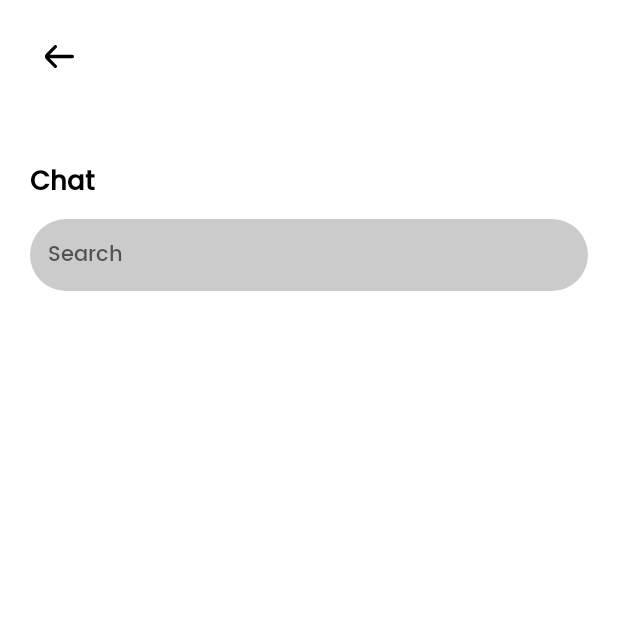
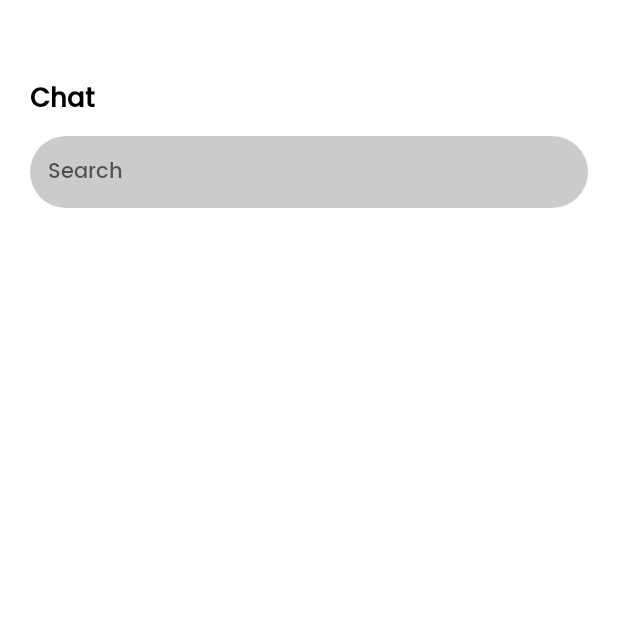
Before and after one commit to tahercoolguy/thetherapist, an Android app: the fragment Fragment_Chat placed in its activity, on a phone screen of 412 x 824 dp, the top half of it. Run offline under Robolectric (Android 15) with nearby library versions, the light colour scheme and no system bars; our stand-ins replace ButterKnife, RxJava; libraries missing offline, so code that uses them is left out: com.facebook, com.makeramen.roundedimageview, com.smarteist.autoimageslider, it.sephiroth.android; pictures from the network do not load; 19 statements that could not run were skipped.

Commit message:
chat fragment removed back button     (20-08-2023) commit by chirag

```diff
--- a/app/src/main/java/com/master/design/therapist/FirebaseNotification/MyFirebaseMessagingService.java
+++ b/app/src/main/java/com/master/design/therapist/FirebaseNotification/MyFirebaseMessagingService.java
@@ -11,7 +11,6 @@ import android.net.Uri;
 import android.os.Build;
 import android.util.Log;
 
-import androidx.annotation.NonNull;
 import androidx.core.app.NotificationCompat;
 import androidx.work.OneTimeWorkRequest;
 import androidx.work.WorkManager;
@@ -30,6 +29,7 @@ import org.json.JSONException;
 import org.json.JSONObject;
 
 import io.reactivex.Scheduler;
+import io.reactivex.annotations.NonNull;
 
 public class MyFirebaseMessagingService extends FirebaseMessagingService {
 
--- a/app/src/main/res/layout/chat_fragment_layout.xml
+++ b/app/src/main/res/layout/chat_fragment_layout.xml
@@ -6,6 +6,7 @@
     android:layout_height="match_parent"
     android:animateLayoutChanges="true"
     android:background="@color/white">
+
     <RelativeLayout
         android:layout_width="match_parent"
         android:layout_height="match_parent">
@@ -17,12 +18,14 @@
             android:layout_height="match_parent"
             android:orientation="vertical"
             android:padding="10dp">
+
             <ImageView
                 android:id="@+id/backImg"
                 android:layout_width="wrap_content"
                 android:layout_height="wrap_content"
                 android:padding="20dp"
-            android:src="@drawable/ic_back_arrow"></ImageView>
+                android:src="@drawable/ic_back_arrow"
+                android:visibility="gone"></ImageView>
 
             <RelativeLayout
                 android:layout_width="match_parent"
@@ -35,11 +38,11 @@
                     android:layout_height="wrap_content"
                     android:layout_alignParentEnd="true"
                     android:layout_gravity="end"
-                android:visibility="invisible"
                     android:paddingHorizontal="20dp"
                     android:paddingVertical="10dp"
+                    android:src="@drawable/ic_notification_come"
 
-                android:src="@drawable/ic_notification_come"></ImageView>
+                    android:visibility="invisible"></ImageView>
 
             </RelativeLayout>
 
@@ -60,12 +63,12 @@
                 android:layout_width="match_parent"
                 android:layout_height="wrap_content"
                 android:layout_marginHorizontal="10dp"
-            android:imeOptions="actionSearch"
                 android:layout_marginTop="10dp"
                 android:layout_marginBottom="15dp"
                 android:background="@drawable/rounded_grey_new"
                 android:backgroundTint="@color/grey"
                 android:hint="@string/search"
+                android:imeOptions="actionSearch"
                 android:padding="12dp"
                 android:singleLine="true"
                 android:textSize="@dimen/text_size_normal"></EditText>
```
Also changed, not shown: 1 other file. Lines whose indentation alone changed are shown as unchanged.
